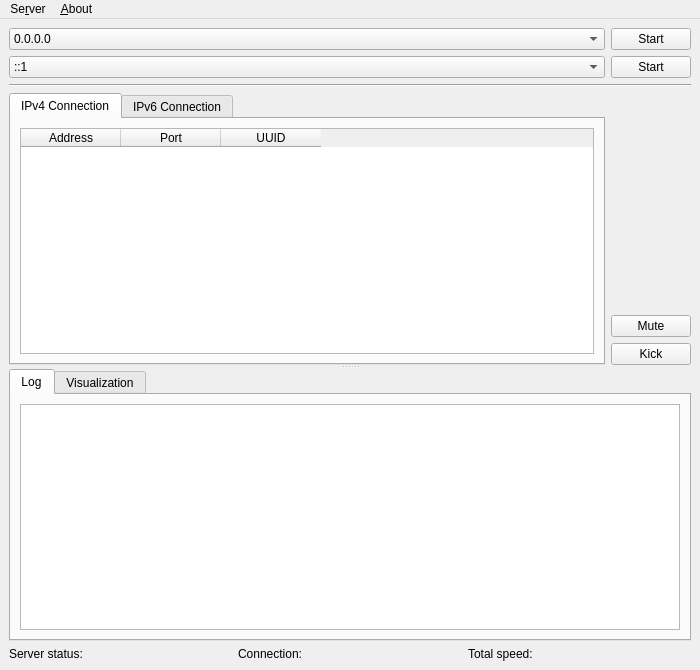
Above: aqua-qt/qt-server/src/ui/ServerMainWindow.ui from aquawius/aqua before the change. Below: the same form after it.
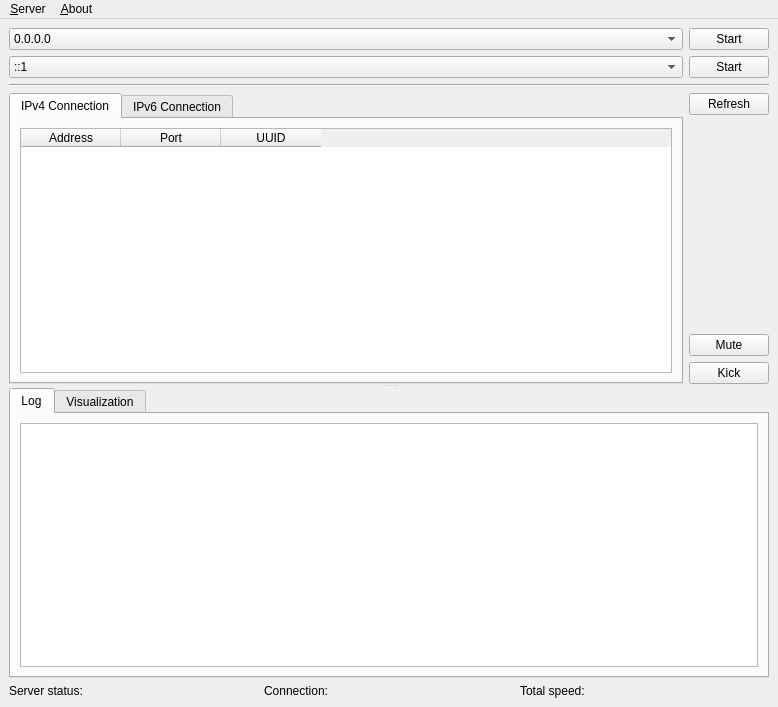
That is the form after the change.

Commit message: aqua_qt_server: success open GUI.

```diff
--- a/aqua-qt/qt-server/src/ui/ServerMainWindow.ui
+++ b/aqua-qt/qt-server/src/ui/ServerMainWindow.ui
@@ -6,8 +6,8 @@
    <rect>
     <x>0</x>
     <y>0</y>
-    <width>700</width>
-    <height>670</height>
+    <width>778</width>
+    <height>707</height>
    </rect>
   </property>
   <property name="acceptDrops">
@@ -162,6 +162,13 @@
         </item>
         <item>
          <layout class="QVBoxLayout" name="verticalLayout_OperationControl">
+          <item>
+           <widget class="QPushButton" name="pushButton_Refresh">
+            <property name="text">
+             <string>Refresh</string>
+            </property>
+           </widget>
+          </item>
           <item>
            <spacer name="verticalSpacer">
             <property name="orientation">
@@ -261,13 +268,13 @@
     <rect>
      <x>0</x>
      <y>0</y>
-     <width>700</width>
-     <height>23</height>
+     <width>778</width>
+     <height>30</height>
     </rect>
    </property>
    <widget class="QMenu" name="menuServer">
     <property name="title">
-     <string>Se&amp;rver</string>
+     <string>&amp;Server</string>
     </property>
     <addaction name="actionAudioFormat"/>
     <addaction name="separator"/>
```
Left out of the diff: 15 changed lines with no effect on the pictures.
